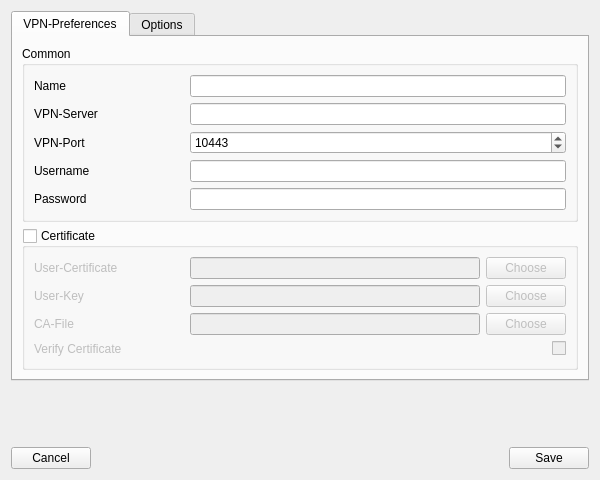
Before: the Qt Designer form vpnprofileeditor.ui in theinvisible/openfortigui, drawn with Qt 5.
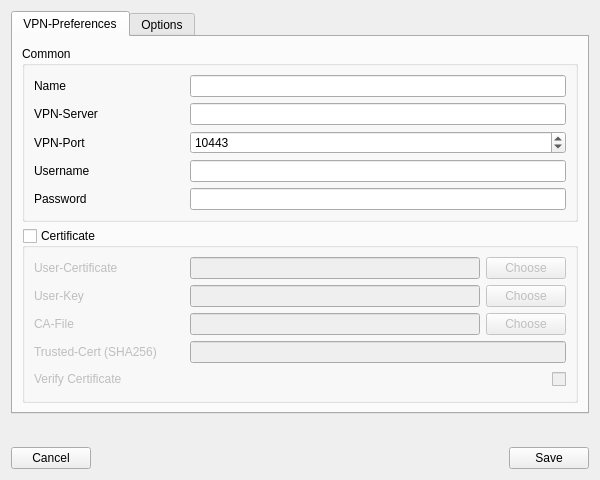
After: the same form once the commit is applied.

What changed in the file:
```diff
--- a/vpnprofileeditor.ui
+++ b/vpnprofileeditor.ui
@@ -145,20 +145,20 @@
             </property>
            </widget>
           </item>
-          <item row="3" column="0">
+          <item row="4" column="0">
            <widget class="QLabel" name="label_9">
             <property name="text">
              <string>Verify Certificate</string>
             </property>
            </widget>
           </item>
-          <item row="3" column="1">
+          <item row="4" column="1">
            <widget class="QCheckBox" name="cbVerifyCert">
             <property name="layoutDirection">
              <enum>Qt::RightToLeft</enum>
             </property>
             <property name="text">
-             <string/>
+             <string> </string>
             </property>
            </widget>
           </item>
@@ -204,6 +204,16 @@
             </item>
            </layout>
           </item>
+          <item row="3" column="0">
+           <widget class="QLabel" name="label_15">
+            <property name="text">
+             <string>Trusted-Cert (SHA256)</string>
+            </property>
+           </widget>
+          </item>
+          <item row="3" column="1">
+           <widget class="QLineEdit" name="leTrustedCert"/>
+          </item>
          </layout>
         </widget>
        </item>
```
